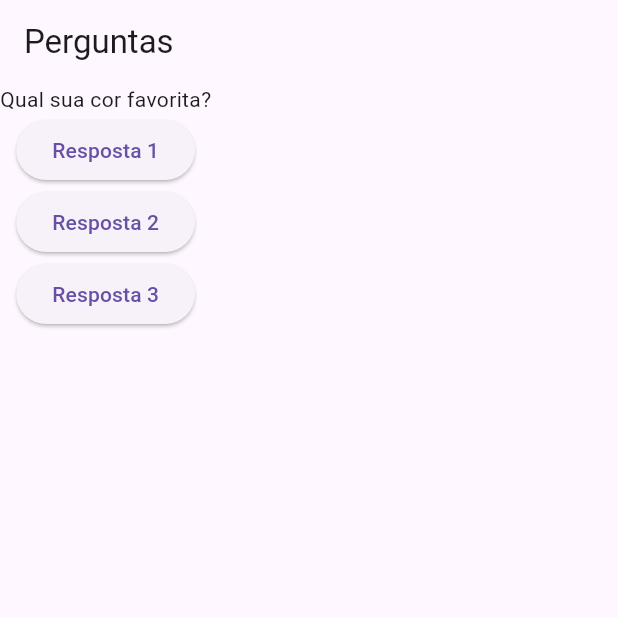
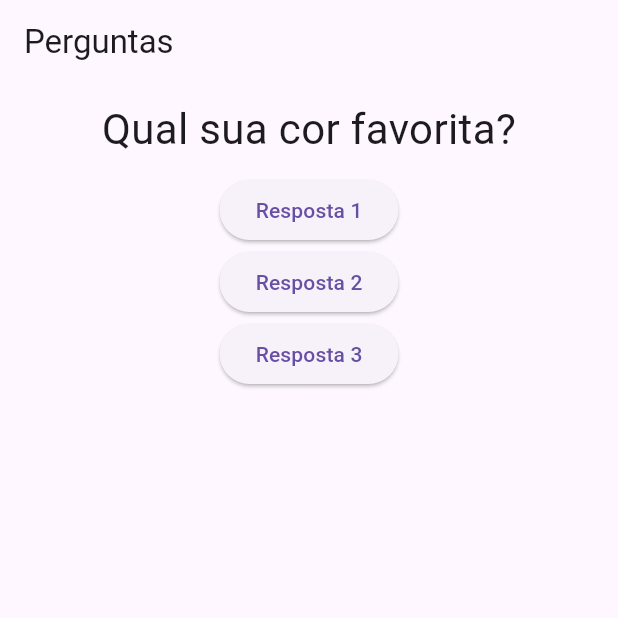
Before and after one commit to victoricoma/ddm_flutter_a, a Flutter app: the screen it shows after launch, on a phone screen of 412 x 824 dp, the top half of it. Run offline on Flutter 3.47's test engine with Material 3 defaults, Android fonts, the phone set to English and light mode, and no system bars.

Commit message:
Aula1804 Componentes em Flutter

```diff
--- a/app/lib/main.dart
+++ b/app/lib/main.dart
@@ -1,4 +1,5 @@
 import 'package:flutter/material.dart';
+import './questao.dart';
 
 void main() {
   runApp(new PerguntaApp());
@@ -23,10 +24,19 @@ class PerguntaAppState extends State<PerguntaApp> {
       ),
       body: Column(
         children: [
-          Text(perguntas[perguntaSelecionada]),
-          ElevatedButton(onPressed: responder, child: const Text('Resposta 1')),
-          ElevatedButton(onPressed: responder, child: const Text('Resposta 2')),
-          ElevatedButton(onPressed: responder, child: const Text('Resposta 3'))
+          Questao(perguntas[perguntaSelecionada]),
+          ElevatedButton(
+            onPressed: responder,
+            child: const Text('Resposta 1'),
+          ),
+          ElevatedButton(
+            onPressed: responder,
+            child: const Text('Resposta 2'),
+          ),
+          ElevatedButton(
+            onPressed: responder,
+            child: const Text('Resposta 3'),
+          )
         ],
       ),
     ));
--- /dev/null
+++ b/app/lib/questao.dart
@@ -0,0 +1,20 @@
+import 'package:flutter/material.dart';
+
+class Questao extends StatelessWidget {
+  final String texto;
+
+  const Questao(this.texto, {super.key});
+
+  @override
+  Widget build(BuildContext context) {
+    return Container(
+      width: double.infinity,
+      margin: const EdgeInsets.all(10),
+      child: Text(
+        texto,
+        style: const TextStyle(fontSize: 28),
+        textAlign: TextAlign.center,
+      ),
+    );
+  }
+}
```
